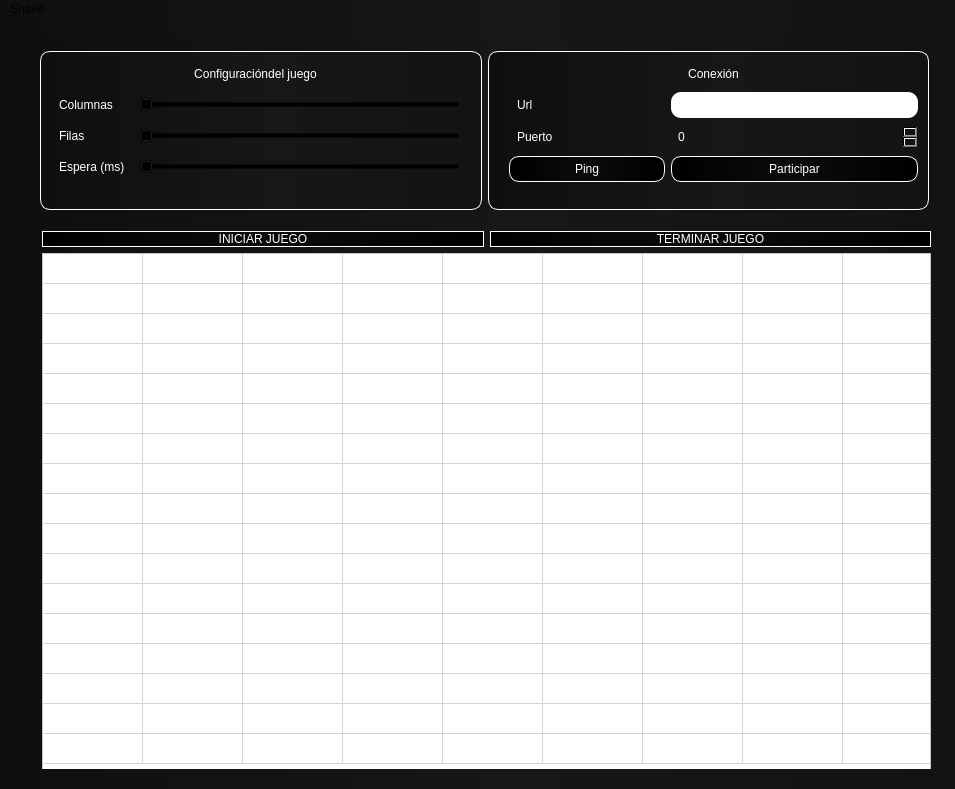
Old version of the form servidor.ui in the repository Ferch2109/Practica09-Modelado20171.
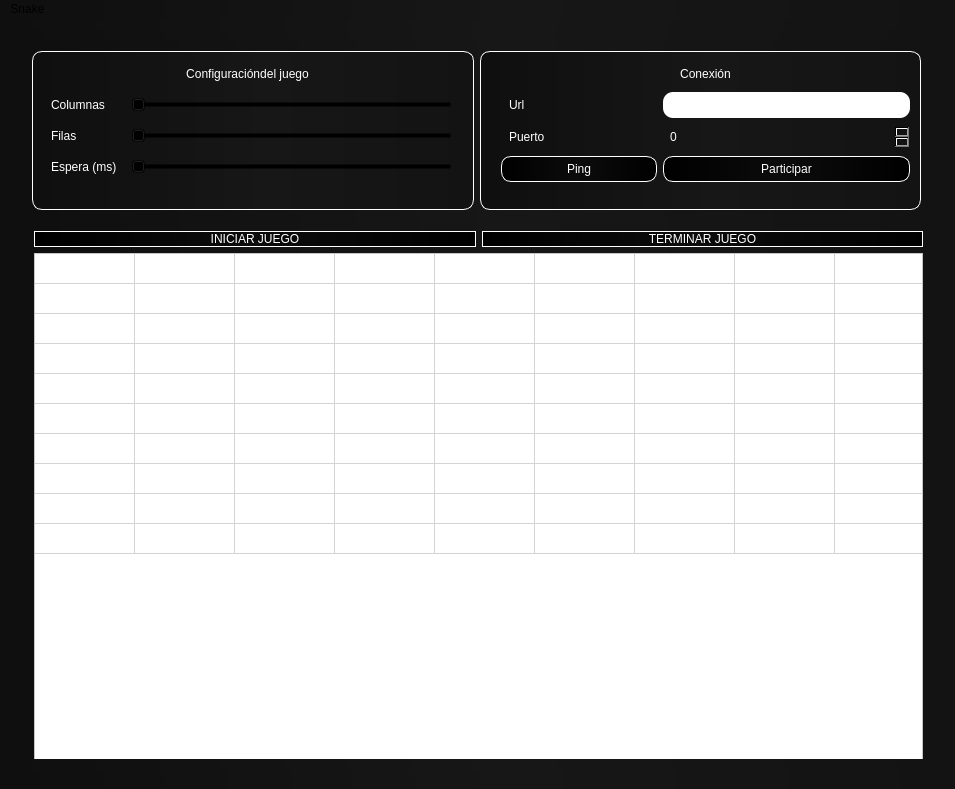
New version of the form.

Commit message: Practica 80% terminada. Falta arreglar bug con la tabla, lograr redimensionamiento de la ventana y los elementos. Ya 'se mueve', reconoce teclas, cambia en tiempo real: columnas,filas,espera.

```diff
--- a/servidor.ui
+++ b/servidor.ui
@@ -47,10 +47,10 @@
    <widget class="QWidget" name="verticalLayoutWidget">
     <property name="geometry">
      <rect>
-      <x>0</x>
+      <x>-8</x>
       <y>0</y>
-      <width>951</width>
-      <height>761</height>
+      <width>961</width>
+      <height>751</height>
      </rect>
     </property>
     <layout class="QVBoxLayout" name="principal" stretch="0">
@@ -130,9 +130,9 @@
             <bool>true</bool>
            </property>
            <property name="sizePolicy">
-            <sizepolicy hsizetype="Expanding" vsizetype="Expanding">
-             <horstretch>1</horstretch>
-             <verstretch>1</verstretch>
+            <sizepolicy hsizetype="Preferred" vsizetype="Preferred">
+             <horstretch>0</horstretch>
+             <verstretch>0</verstretch>
             </sizepolicy>
            </property>
            <property name="minimumSize">
@@ -145,8 +145,7 @@
             <bool>false</bool>
            </property>
            <property name="styleSheet">
-            <string notr="true">background-color: rgb(255, 255, 255);
-border-color: rgb(219, 111, 255);</string>
+            <string notr="true">background-color: rgb(255, 255, 255);</string>
            </property>
            <property name="frameShape">
             <enum>QFrame::StyledPanel</enum>
@@ -176,7 +175,10 @@
             <bool>true</bool>
            </property>
            <property name="rowCount">
-            <number>17</number>
+            <number>10</number>
+           </property>
+           <property name="columnCount">
+            <number>10</number>
            </property>
            <attribute name="horizontalHeaderVisible">
             <bool>false</bool>
@@ -190,6 +192,9 @@
            <attribute name="horizontalHeaderShowSortIndicator" stdset="0">
             <bool>false</bool>
            </attribute>
+           <attribute name="horizontalHeaderStretchLastSection">
+            <bool>false</bool>
+           </attribute>
            <attribute name="verticalHeaderVisible">
             <bool>false</bool>
            </attribute>
@@ -202,6 +207,9 @@
            <attribute name="verticalHeaderShowSortIndicator" stdset="0">
             <bool>false</bool>
            </attribute>
+           <attribute name="verticalHeaderStretchLastSection">
+            <bool>false</bool>
+           </attribute>
            <row>
             <property name="text">
              <string/>
@@ -252,76 +260,6 @@
              <string/>
             </property>
            </row>
-           <row>
-            <property name="text">
-             <string/>
-            </property>
-           </row>
-           <row>
-            <property name="text">
-             <string/>
-            </property>
-           </row>
-           <row>
-            <property name="text">
-             <string/>
-            </property>
-           </row>
-           <row>
-            <property name="text">
-             <string/>
-            </property>
-           </row>
-           <row>
-            <property name="text">
-             <string/>
-            </property>
-           </row>
-           <row>
-            <property name="text">
-             <string/>
-            </property>
-           </row>
-           <row>
-            <property name="text">
-             <string/>
-            </property>
-           </row>
-           <column>
-            <property name="text">
-             <string/>
-            </property>
-           </column>
-           <column>
-            <property name="text">
-             <string/>
-            </property>
-           </column>
-           <column>
-            <property name="text">
-             <string/>
-            </property>
-           </column>
-           <column>
-            <property name="text">
-             <string/>
-            </property>
-           </column>
-           <column>
-            <property name="text">
-             <string/>
-            </property>
-           </column>
-           <column>
-            <property name="text">
-             <string/>
-            </property>
-           </column>
-           <column>
-            <property name="text">
-             <string/>
-            </property>
-           </column>
            <column>
             <property name="text">
              <string/>
```
Left out of the diff: 4 changed lines with no effect on the pictures. The commit also changes 1 other file.
